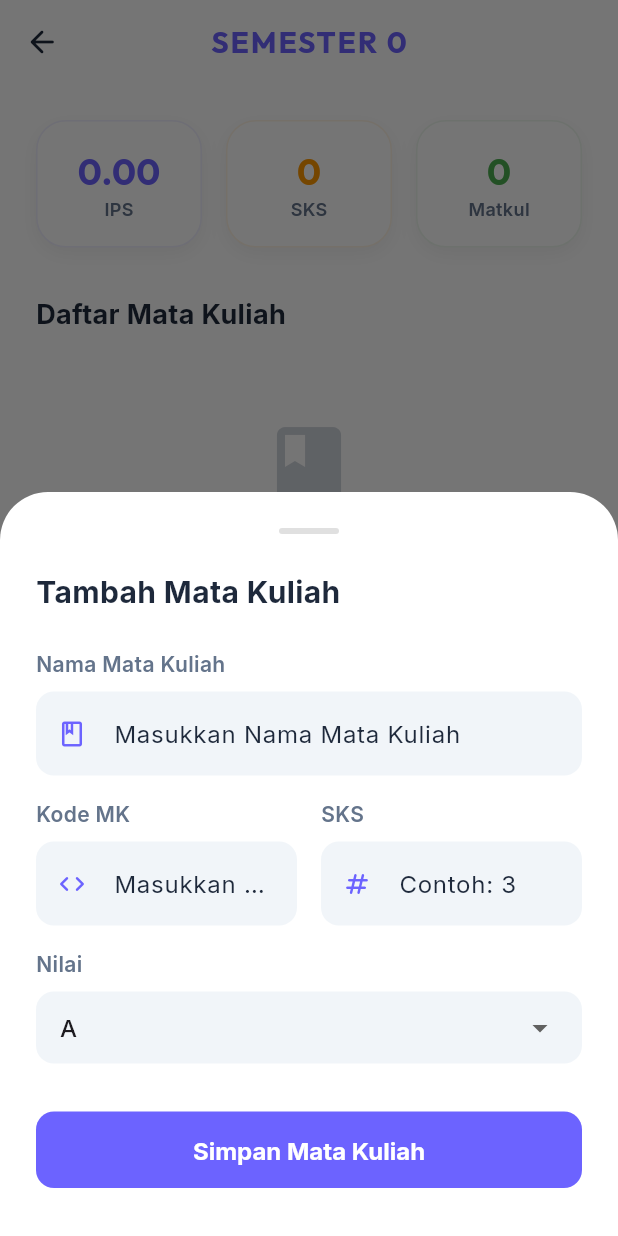
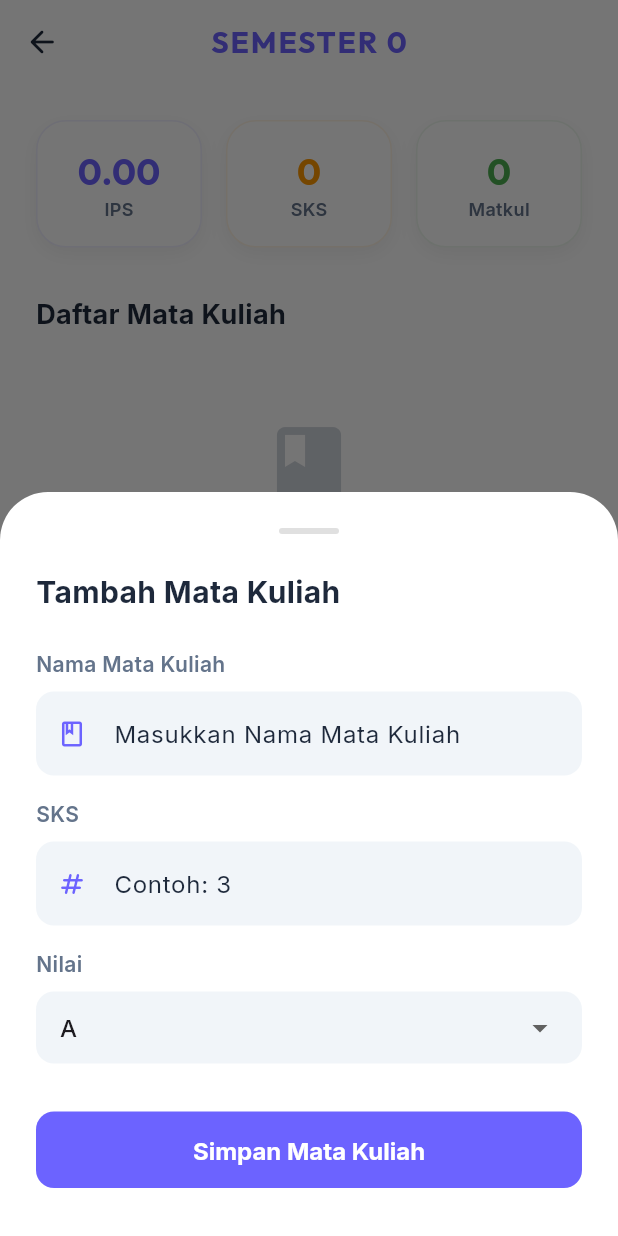
Before and after one commit to mohdikrullah/Studiv, a Flutter app: the SemesterDetailScreen screen opened directly with empty values, after a tap on the "add" icon, on a phone screen of 412 x 824 dp. Run offline on Flutter 3.47's test engine with Material 3 defaults, Android fonts, the light colour scheme and no system bars; our stand-ins replace dio, google_fonts, hive, hive_flutter, image_picker, shared_preferences; accounts and stored records are empty.

Commit message:
feat: refactor semester detail screen with dynamic grade input

```diff
--- a/lib/screens/profile/semester_detail_screen.dart
+++ b/lib/screens/profile/semester_detail_screen.dart
@@ -19,11 +19,10 @@ class SemesterDetailScreen extends StatefulWidget {
 }
 
 class _SemesterDetailScreenState extends State<SemesterDetailScreen> {
-  void _showAddGradeSheet() {
-    final nameController = TextEditingController();
-    final codeController = TextEditingController();
-    final sksController = TextEditingController();
-    String selectedGrade = 'A';
+  void _showAddGradeSheet({GradeModel? editGrade}) {
+    final nameController = TextEditingController(text: editGrade?.name);
+    final sksController = TextEditingController(text: editGrade?.sks.toString());
+    String selectedGrade = editGrade?.grade ?? 'A';
 
     showModalBottomSheet(
       context: context,
@@ -58,18 +57,13 @@ class _SemesterDetailScreenState extends State<SemesterDetailScreen> {
                 ),
                 const SizedBox(height: 24),
                 Text(
-                  'Tambah Mata Kuliah',
+                  editGrade == null ? 'Tambah Mata Kuliah' : 'Edit Mata Kuliah',
                   style: GoogleFonts.inter(fontSize: 20, fontWeight: FontWeight.bold, color: AppTheme.slateDark),
                 ),
                 const SizedBox(height: 24),
                 _buildSheetField('Nama Mata Kuliah', nameController, Icons.book_outlined),
                 const SizedBox(height: 16),
-                Row(
-                  children: [
-                    Expanded(child: _buildSheetField('Kode MK', codeController, Icons.code_rounded)),
-                    const SizedBox(width: 16),
-                    Expanded(
-                      child: Column(
+                Column(
                   crossAxisAlignment: CrossAxisAlignment.start,
                   children: [
                     Text('SKS', style: GoogleFonts.inter(fontSize: 14, fontWeight: FontWeight.w600, color: AppTheme.slateGray)),
@@ -80,9 +74,6 @@ class _SemesterDetailScreenState extends State<SemesterDetailScreen> {
                       decoration: InputDecoration(
                         hintText: 'Contoh: 3',
                         prefixIcon: Icon(Icons.numbers_rounded, size: 20, color: AppTheme.primaryColor),
-                            ),
-                          ),
-                        ],
                       ),
                     ),
                   ],
@@ -115,19 +106,29 @@ class _SemesterDetailScreenState extends State<SemesterDetailScreen> {
                   child: ElevatedButton(
                     onPressed: () {
                       if (nameController.text.isNotEmpty && sksController.text.isNotEmpty) {
+                        if (editGrade == null) {
                           final newGrade = GradeModel(
                             id: DateTime.now().toString(),
                             name: nameController.text,
-                          code: codeController.text,
                             sks: int.tryParse(sksController.text) ?? 2,
                             grade: selectedGrade,
                             semester: widget.semesterNumber,
                           );
                           Provider.of<GradeProvider>(context, listen: false).addGrade(newGrade);
+                        } else {
+                          final updatedGrade = GradeModel(
+                            id: editGrade.id,
+                            name: nameController.text,
+                            sks: int.tryParse(sksController.text) ?? 2,
+                            grade: selectedGrade,
+                            semester: widget.semesterNumber,
+                          );
+                          Provider.of<GradeProvider>(context, listen: false).updateGrade(updatedGrade);
+                        }
                         Navigator.pop(context);
                       }
                     },
-                    child: const Text('Simpan Mata Kuliah'),
+                    child: Text(editGrade == null ? 'Simpan Mata Kuliah' : 'Perbarui Mata Kuliah'),
                   ),
                 ),
                 const SizedBox(height: 32),
@@ -307,6 +308,8 @@ class _SemesterDetailScreenState extends State<SemesterDetailScreen> {
           ),
           const SizedBox(width: 16),
           Expanded(
+            child: InkWell(
+              onTap: () => _showAddGradeSheet(editGrade: course),
               child: Column(
                 crossAxisAlignment: CrossAxisAlignment.start,
                 children: [
@@ -319,13 +322,14 @@ class _SemesterDetailScreenState extends State<SemesterDetailScreen> {
                     ),
                   ),
                   Text(
-                  '${course.code} • ${course.sks} SKS',
+                    '${course.sks} SKS',
                     style: GoogleFonts.inter(
                       fontSize: 12,
                       color: AppTheme.slateGray,
                     ),
                   ),
                 ],
+              ),
             ),
           ),
           IconButton(
```
Lines whose indentation alone changed are shown as unchanged.
